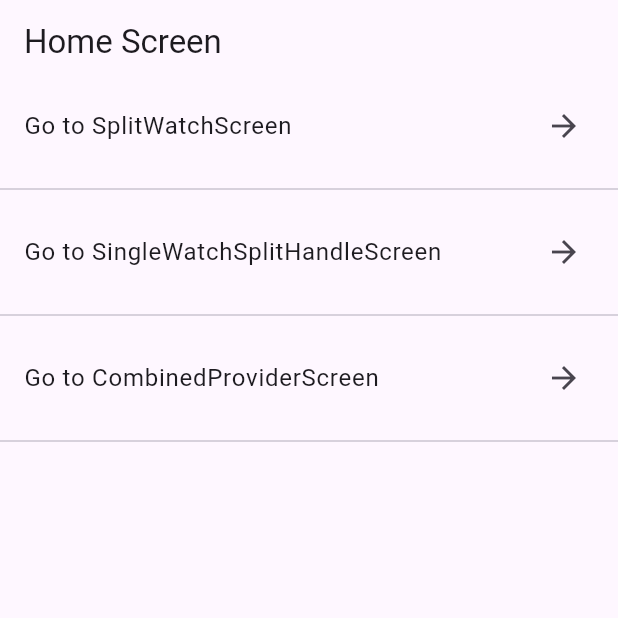
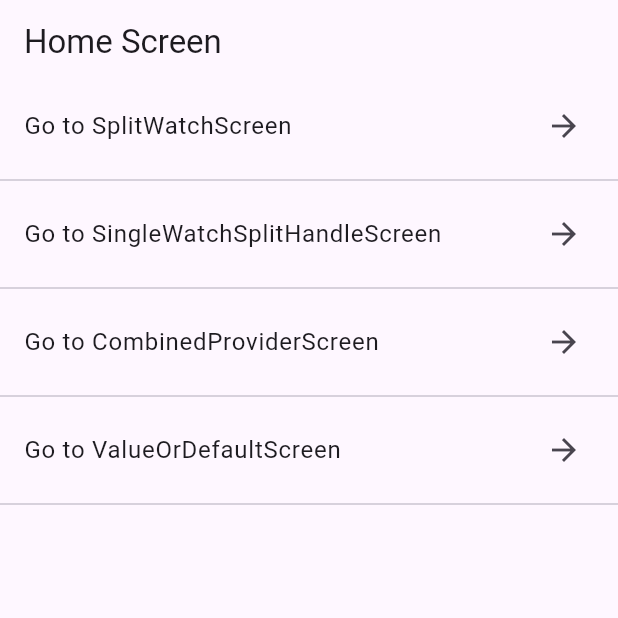
Before and after one commit to HaruhikoMotokawa/riverpod_watch_many_sample, a Flutter app: the screen it shows after launch, on a phone screen of 412 x 824 dp, the top half of it. Run offline on Flutter 3.47's test engine with Material 3 defaults, Android fonts, the phone set to English and light mode, and no system bars; our stand-ins replace flutter_riverpod, go_router, hooks_riverpod, riverpod_annotation; generated files the repository leaves out were written again.

Commit message:
ValueOrDefaultScreenを追加し、HomeScreenにナビゲーションを統合

```diff
--- a/lib/presentation/screens/home/screen.dart
+++ b/lib/presentation/screens/home/screen.dart
@@ -3,6 +3,7 @@ import 'package:go_router/go_router.dart';
 import 'package:riverpod_watch_many_sample/presentation/screens/combined_provider/screen.dart';
 import 'package:riverpod_watch_many_sample/presentation/screens/single_watch_split_handle/screen.dart';
 import 'package:riverpod_watch_many_sample/presentation/screens/split_watch/screen.dart';
+import 'package:riverpod_watch_many_sample/presentation/screens/value_or_default/screen.dart';
 
 class HomeScreen extends StatelessWidget {
   const HomeScreen({
@@ -12,23 +13,25 @@ class HomeScreen extends StatelessWidget {
   static const String path = '/home';
   static const String name = 'home';
 
+  List<Widget> get _screens => [
+        const _ListTile(screenType: _ScreenType.splitWatch),
+        const _ListTile(screenType: _ScreenType.singleWatchSplitHandle),
+        const _ListTile(screenType: _ScreenType.combinedProvider),
+        const _ListTile(screenType: _ScreenType.valueOrDefault),
+        const SizedBox.shrink(), // Placeholder for spacing
+      ];
+
   @override
   Widget build(BuildContext context) {
     return Scaffold(
       appBar: AppBar(
         title: const Text('Home Screen'),
       ),
-      body: const Center(
-        child: Column(
-          spacing: 6,
-          children: [
-            _ListTile(screenType: _ScreenType.splitWatch),
-            Divider(),
-            _ListTile(screenType: _ScreenType.singleWatchSplitHandle),
-            Divider(),
-            _ListTile(screenType: _ScreenType.combinedProvider),
-            Divider(),
-          ],
+      body: Center(
+        child: ListView.separated(
+          itemCount: _screens.length,
+          itemBuilder: (context, index) => _screens[index],
+          separatorBuilder: (context, index) => const Divider(),
         ),
       ),
     );
@@ -44,12 +47,14 @@ class _ListTile extends StatelessWidget {
         _ScreenType.splitWatch => SplitWatchScreen.name,
         _ScreenType.singleWatchSplitHandle => SingleWatchSplitHandleScreen.name,
         _ScreenType.combinedProvider => CombinedProviderScreen.name,
+        _ScreenType.valueOrDefault => ValueOrDefaultScreen.name,
       };
 
   String get _screenPath => switch (screenType) {
         _ScreenType.splitWatch => SplitWatchScreen.path,
         _ScreenType.singleWatchSplitHandle => SingleWatchSplitHandleScreen.path,
         _ScreenType.combinedProvider => CombinedProviderScreen.path,
+        _ScreenType.valueOrDefault => ValueOrDefaultScreen.path,
       };
 
   @override
@@ -68,4 +73,5 @@ enum _ScreenType {
   splitWatch,
   singleWatchSplitHandle,
   combinedProvider,
+  valueOrDefault,
 }
--- a/lib/router/router.dart
+++ b/lib/router/router.dart
@@ -6,6 +6,7 @@ import 'package:riverpod_watch_many_sample/presentation/screens/combined_provide
 import 'package:riverpod_watch_many_sample/presentation/screens/home/screen.dart';
 import 'package:riverpod_watch_many_sample/presentation/screens/single_watch_split_handle/screen.dart';
 import 'package:riverpod_watch_many_sample/presentation/screens/split_watch/screen.dart';
+import 'package:riverpod_watch_many_sample/presentation/screens/value_or_default/screen.dart';
 
 part 'router.g.dart';
 
@@ -69,6 +70,19 @@ final _goRouter = GoRouter(
         );
       },
     ),
+    // ---------------- //
+    // ValueOrDefaultScreen
+    // ---------------- //
+    GoRoute(
+      path: ValueOrDefaultScreen.path,
+      name: ValueOrDefaultScreen.name,
+      pageBuilder: (context, state) {
+        return MaterialPage(
+          key: state.pageKey,
+          child: const ValueOrDefaultScreen(),
+        );
+      },
+    ),
   ],
   // 遷移ページがないなどのエラーが発生した時に、このページに行く
   errorPageBuilder: (context, state) => MaterialPage(
```
Also changed, not shown: lib/presentation/screens/value_or_default/screen.dart (added, +52 -0 lines).
